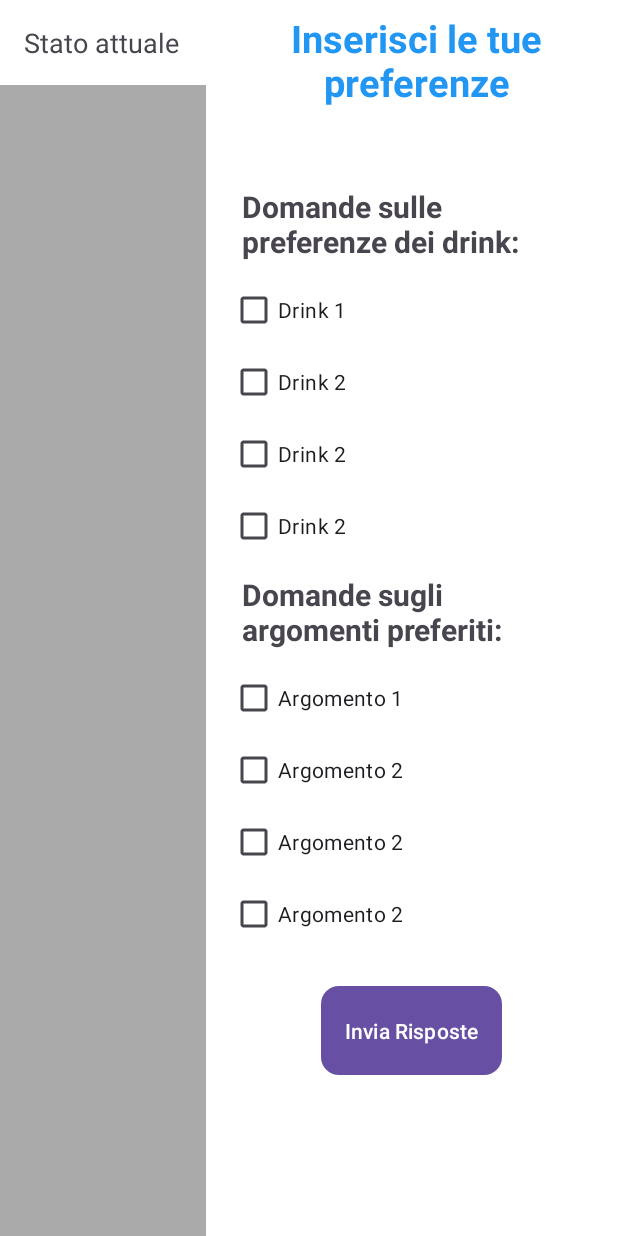
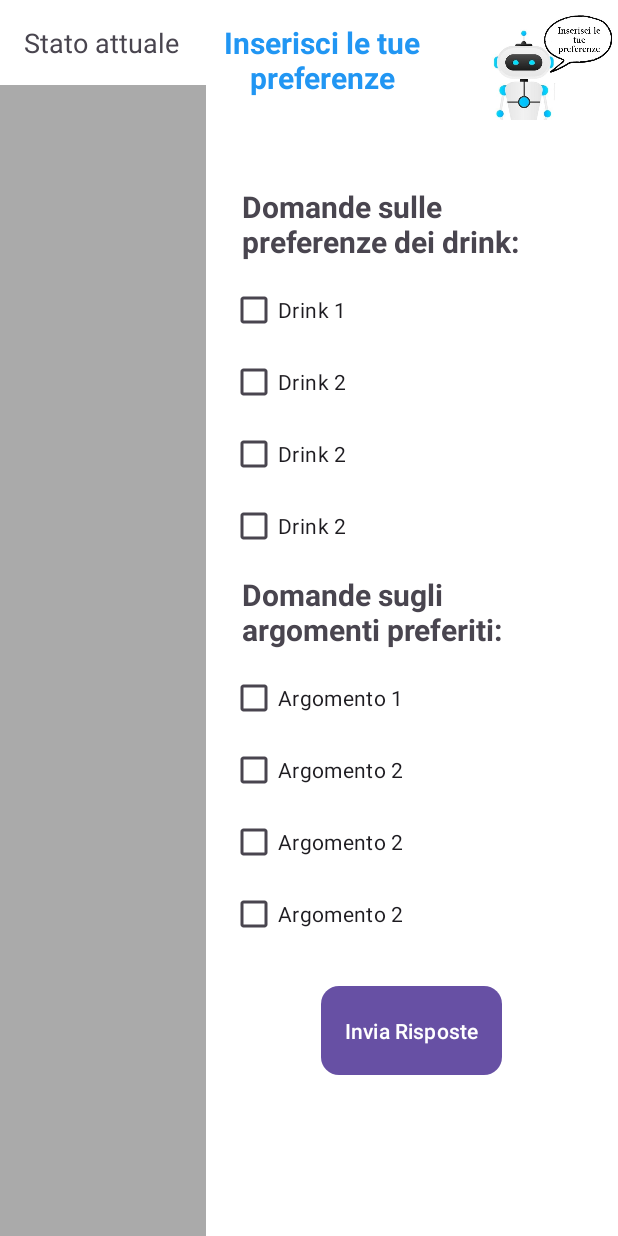
Before and after one commit to biagioSc/Progetto-Operating_systems_for_mobile_cloud_and_IoT, an Android app: the layout activity_9interview.xml on its own in the app's theme, with its tools: preview values and no code run, on a phone screen of 412 x 824 dp. Run offline under Robolectric (Android 15) with nearby library versions, the phone set to English and light mode, and no system bars.

Commit message:
Update activity_9interview.xml

```diff
--- a/app/src/main/res/layout/activity_9interview.xml
+++ b/app/src/main/res/layout/activity_9interview.xml
@@ -47,17 +47,17 @@
         android:layout_centerHorizontal="true">
 
         <TextView
-            android:layout_width="wrap_content"
+            android:layout_width="144dp"
             android:layout_height="match_parent"
+            android:layout_marginLeft="5dp"
             android:gravity="center_vertical|center_horizontal"
             android:text="Inserisci le tue preferenze"
             android:textColor="#2196F3"
-            android:textSize="25sp"
-            android:textStyle="bold"
-            android:layout_marginLeft="5dp"/>
+            android:textSize="20sp"
+            android:textStyle="bold" />
 
         <ImageView
-            android:layout_width="120dp"
+            android:layout_width="match_parent"
             android:layout_height="120dp"
             android:src="@drawable/pic9interview"
             android:scaleType="centerCrop"
```
